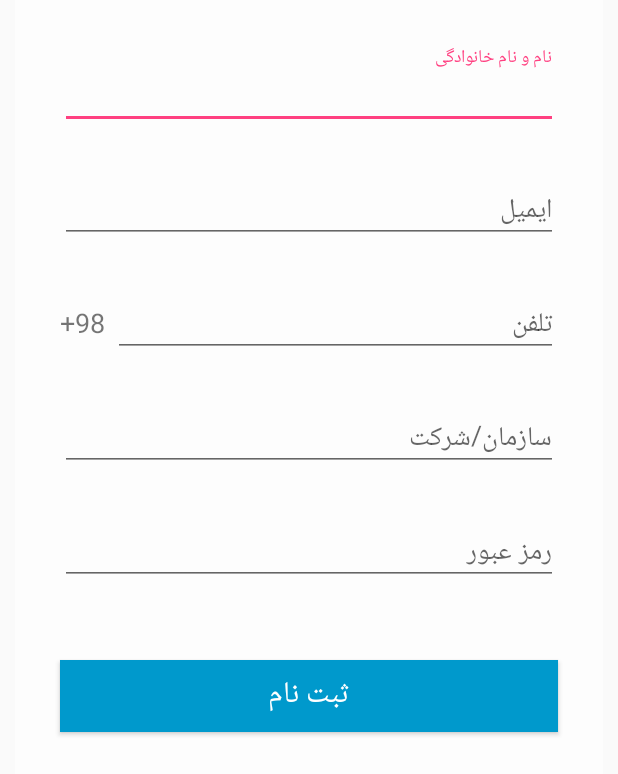
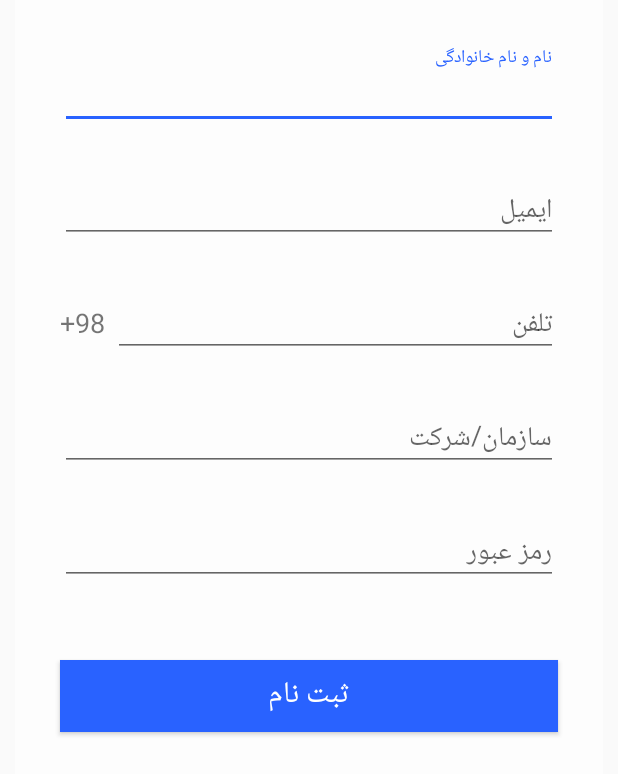
Before and after one commit to LinkerpadStartup/Linkerpad-phase0-, an Android app: the layout register_fragment_layout.xml on its own in the app's theme, with its tools: preview values and no code run, on a phone screen of 412 x 824 dp. Shown: the top 774 px of the screen. Run offline under Robolectric (Android 15) with nearby library versions, the light colour scheme and no system bars.

Commit message:
font added

```diff
--- a/app/build.gradle
+++ b/app/build.gradle
@@ -30,4 +30,6 @@ dependencies {
     testImplementation 'junit:junit:4.12'
     implementation 'com.android.support:design:28.0.0-alpha3'
     implementation 'com.android.support:support-v4:28.0.0-alpha3'
+
+    compile 'uk.co.chrisjenx:calligraphy:2.3.0'
 }
--- a/app/src/main/AndroidManifest.xml
+++ b/app/src/main/AndroidManifest.xml
@@ -3,6 +3,7 @@
     package="com.linkerpad.linkerpad">
 
     <application
+        android:name=".font"
         android:allowBackup="true"
         android:icon="@drawable/logo"
         android:label="@string/app_name"
--- a/app/src/main/java/com/linkerpad/linkerpad/Adapters/RegLoginPagerAdapter.kt
+++ b/app/src/main/java/com/linkerpad/linkerpad/Adapters/RegLoginPagerAdapter.kt
@@ -3,10 +3,6 @@ package com.linkerpad.linkerpad.Adapters
 import android.support.v4.app.Fragment
 import android.support.v4.app.FragmentManager
 import android.support.v4.app.FragmentPagerAdapter
-import android.support.v4.app.FragmentStatePagerAdapter
-import com.linkerpad.linkerpad.LoginRegisterFragments.LoginFragment
-import com.linkerpad.linkerpad.LoginRegisterFragments.RegisterFragment
-import java.text.FieldPosition
 
 /**
  * Created by alihajiloo on 7/30/18.
--- a/app/src/main/res/layout/login_fragment_layout.xml
+++ b/app/src/main/res/layout/login_fragment_layout.xml
@@ -60,7 +60,7 @@
             android:layout_marginLeft="20dp"
             android:layout_marginRight="20dp"
             android:layout_marginTop="50dp"
-            android:background="@android:color/holo_blue_dark"
+            android:background="@color/colorAccent"
             android:foreground="?android:attr/selectableItemBackground"
             android:text="ورود"
             android:textColor="#fff"
--- a/app/src/main/res/layout/register_fragment_layout.xml
+++ b/app/src/main/res/layout/register_fragment_layout.xml
@@ -128,7 +128,7 @@
                 android:layout_marginLeft="20dp"
                 android:layout_marginRight="20dp"
                 android:layout_marginTop="50dp"
-                android:background="@android:color/holo_blue_dark"
+                android:background="@color/colorAccent"
                 android:foreground="?android:attr/selectableItemBackground"
                 android:text="ثبت نام"
                 android:textColor="#fff"
--- a/app/src/main/res/menu/main_drawer.xml
+++ b/app/src/main/res/menu/main_drawer.xml
@@ -15,7 +15,7 @@
 
     </group>
 
-    <item android:title=" ">
+    <item android:title="">
         <menu>
 
             <item
--- a/app/src/main/res/values/colors.xml
+++ b/app/src/main/res/values/colors.xml
@@ -1,6 +1,6 @@
 <?xml version="1.0" encoding="utf-8"?>
 <resources>
-    <color name="colorPrimary">#3F51B5</color>
-    <color name="colorPrimaryDark">#303F9F</color>
-    <color name="colorAccent">#FF4081</color>
+    <color name="colorPrimary">#1976D2</color>
+    <color name="colorPrimaryDark">#0D47A1</color>
+    <color name="colorAccent">#2962FF</color>
 </resources>
```
Also changed, not shown: app/src/main/java/com/linkerpad/linkerpad/Fragments/ProjectsFragment.kt (added, +26 -0 lines), app/src/main/java/com/linkerpad/linkerpad/MainActivity.kt (+12 -4 lines), app/src/main/java/com/linkerpad/linkerpad/RegLoginHolder.kt (+8 -3 lines), app/src/main/java/com/linkerpad/linkerpad/font.kt (added, +27 -0 lines), app/src/main/res/drawable/ic_refresh.xml (added, +9 -0 lines), app/src/main/res/layout/projects_fragmant_layout.xml (added, +25 -0 lines), app/src/main/assets/IRANSansWeb(FaNum).ttf (added), app/src/main/assets/IRANSansWeb(FaNum)_Bold.ttf (added), app/src/main/assets/IRANSansWeb(FaNum)_Light.ttf (added), app/src/main/assets/IRANSansWeb(FaNum)_Medium.ttf (added), app/src/main/assets/IRANSansWeb(FaNum)_UltraLight.ttf (added).
